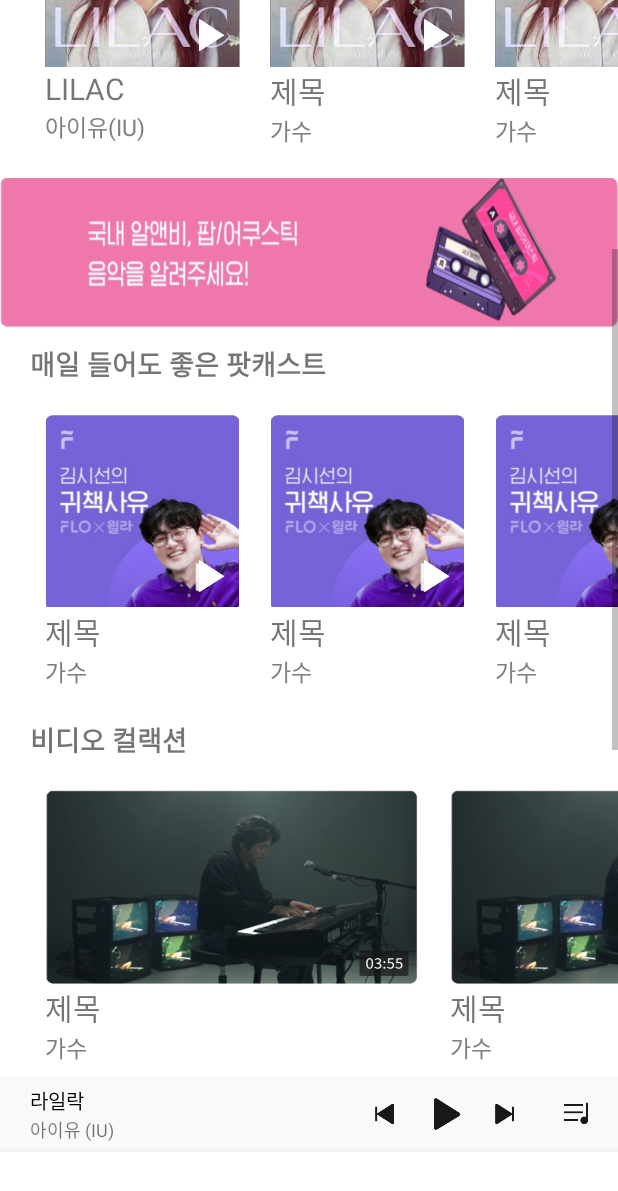
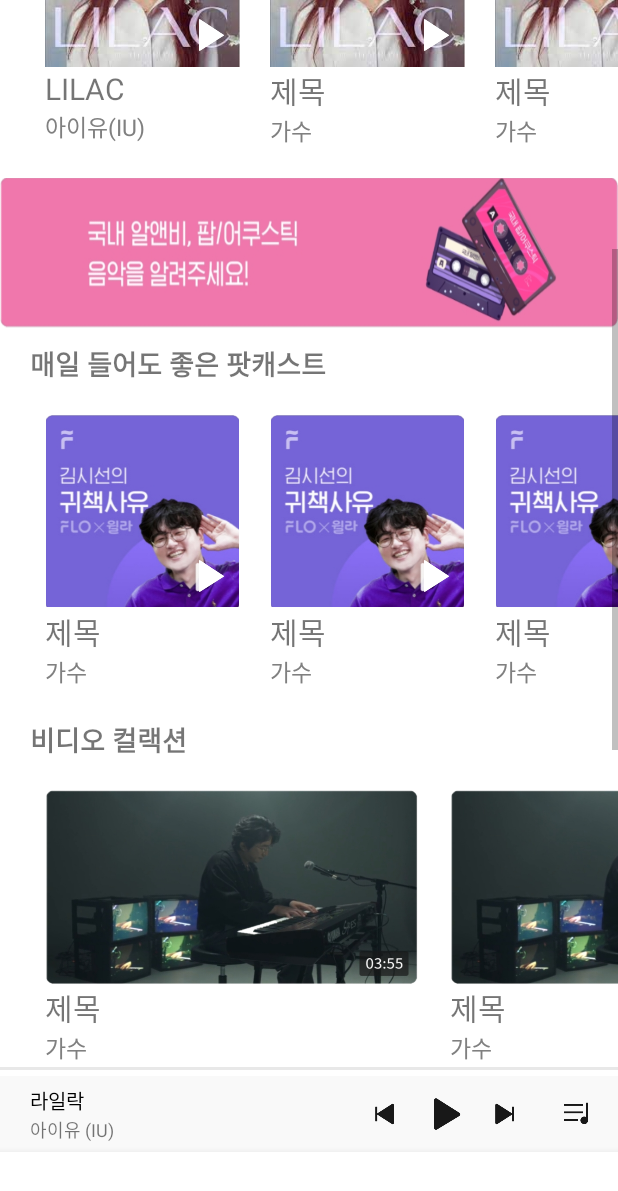
Before and after one commit to UMC-Android5th/Jinchang, an Android app: the screen it shows after launch (MainActivity), scrolled down 539 dp, on a phone screen of 412 x 824 dp. Shown: the top 1191 px of the screen. Run offline under Robolectric (Android 15) with nearby library versions, the phone set to English and light mode, and no system bars.

Commit message:
feat: add SharedPreference in MainActivity.kt and SongActivity.kt

```diff
--- a/app/build.gradle.kts
+++ b/app/build.gradle.kts
@@ -45,6 +45,7 @@ dependencies {
     implementation("androidx.appcompat:appcompat:1.6.1")
     implementation("com.google.android.material:material:1.9.0")
     implementation("androidx.constraintlayout:constraintlayout:2.1.4")
+    implementation("com.google.code.gson:gson:2.8.7")
     testImplementation("junit:junit:4.13.2")
     androidTestImplementation("androidx.test.ext:junit:1.1.5")
     androidTestImplementation("androidx.test.espresso:espresso-core:3.5.1")
--- a/app/src/main/AndroidManifest.xml
+++ b/app/src/main/AndroidManifest.xml
@@ -22,6 +22,7 @@
                 <category android:name="android.intent.category.LAUNCHER" />
             </intent-filter>
         </activity>
+        <activity android:name=".SongActivity"/>
     </application>
 
 </manifest>
--- a/app/src/main/java/com/example/umc_5th/MainActivity.kt
+++ b/app/src/main/java/com/example/umc_5th/MainActivity.kt
@@ -5,9 +5,12 @@ import androidx.appcompat.app.AppCompatActivity
 import android.os.Bundle
 import android.view.View
 import com.example.umc_5th.databinding.ActivityMainBinding
+import com.google.gson.Gson
 
 class MainActivity : AppCompatActivity() {
     private lateinit var binding: ActivityMainBinding
+    private var gson: Gson = Gson()
+    private var song: Song = Song()
     override fun onCreate(savedInstanceState: Bundle?) {
         super.onCreate(savedInstanceState)
         setTheme(R.style.Theme_FLO)
@@ -15,7 +18,6 @@ class MainActivity : AppCompatActivity() {
         setContentView(binding.root)
 
         initBottomNavigation()
-        val song = Song(binding.songName.text.toString(), binding.singerName.text.toString(),0,60,false)
         binding.mainPlayerCl.setOnClickListener {
             val intent = Intent(this, SongActivity::class.java)
             intent.putExtra("songName", song.songName)
@@ -23,6 +25,7 @@ class MainActivity : AppCompatActivity() {
             intent.putExtra("second",song.second)
             intent.putExtra("playTime",song.playTime)
             intent.putExtra("isPlaying",song.isPlaying)
+            intent.putExtra("music",song.music)
             startActivity(intent)
         }
     }
@@ -67,4 +70,21 @@ class MainActivity : AppCompatActivity() {
             false
         }
     }
+    private fun setMiniPlayer(song: Song){
+        binding.songName.text = song.songName
+        binding.singerName.text = song.singer
+        binding.mainMiniplayerProgressSb.progress = (song.second*100000)/song.playTime
+    }
+    override fun onStart() {
+        super.onStart()
+        val sharedPreferences = getSharedPreferences("song", MODE_PRIVATE)
+        val songJson = sharedPreferences.getString("songData",null)
+
+        song = if (songJson == null){
+            Song("라일락","아이유 (IU)", 0,60,false,"music_lilac")
+        } else{
+            gson.fromJson(songJson,Song::class.java)
+        }
+        setMiniPlayer(song)
+    }
 }
--- a/app/src/main/java/com/example/umc_5th/Song.kt
+++ b/app/src/main/java/com/example/umc_5th/Song.kt
@@ -1,3 +1,10 @@
 package com.example.umc_5th
 
-data class Song(val songName : String = "", val singer : String = "", var second: Int = 0, var playTime: Int = 0, var isPlaying: Boolean = false)
+data class Song(
+    val songName : String = "",
+    val singer : String = "",
+    var second: Int = 0,
+    var playTime: Int = 0,
+    var isPlaying: Boolean = false,
+    var music: String = ""
+)
--- a/app/src/main/res/layout/activity_main.xml
+++ b/app/src/main/res/layout/activity_main.xml
@@ -12,6 +12,22 @@
 
         app:layout_constraintBottom_toTopOf="@id/main_player_cl"
         app:layout_constraintTop_toTopOf="parent"/>
+    <SeekBar
+        android:id="@+id/main_miniplayer_progress_sb"
+        android:layout_width="match_parent"
+        android:layout_height="0dp"
+        android:background="@null"
+        android:paddingEnd="0dp"
+        android:paddingStart="0dp"
+        android:layout_marginBottom="-3dp"
+        android:progressBackgroundTint="@color/song_player_bg"
+        android:progressTint="@color/song_player"
+        android:progress="0"
+        android:max="100000"
+        android:thumb="@color/transparent"
+        app:layout_constraintEnd_toEndOf="parent"
+        app:layout_constraintStart_toStartOf="parent"
+        app:layout_constraintBottom_toTopOf="@id/main_player_cl" />
     <androidx.constraintlayout.widget.ConstraintLayout
         android:id="@+id/main_player_cl"
         android:layout_width="match_parent"
```
Also changed, not shown: app/src/main/java/com/example/umc_5th/SongActivity.kt (+29 -2 lines), 1 other file.
